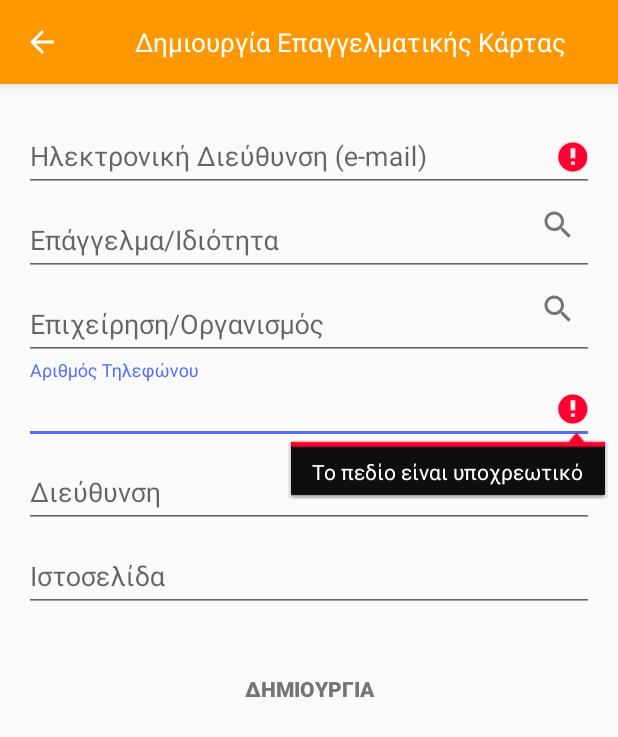
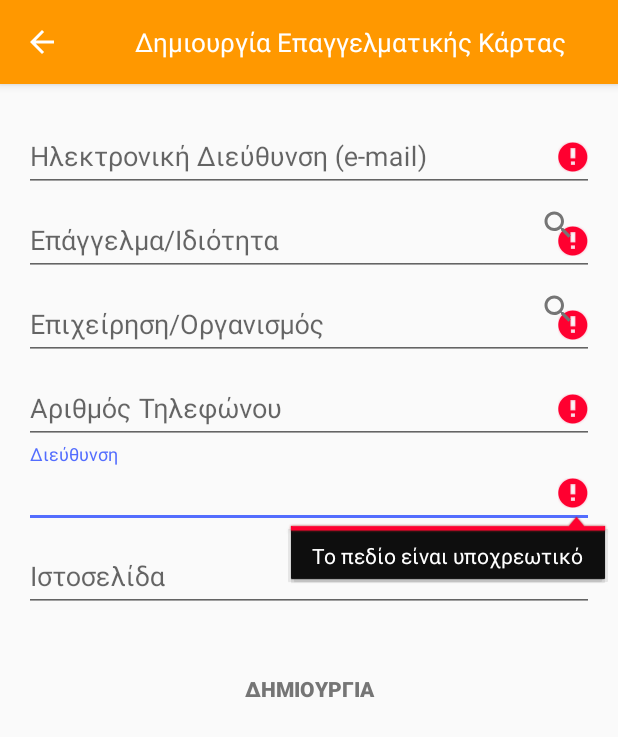
Before and after one commit to konstantinosraptis91/business-card-wallet, an Android app: the CreateBusinessCardFragment screen opened directly, with no data from a screen before it, after a tap on "ΔΗΜΙΟΥΡΓΙΑ", on a phone screen of 412 x 824 dp. Shown: the top 737 px of the screen. Run offline under Robolectric (Android 15) with nearby library versions, the phone set to English and light mode, and no system bars; libraries missing offline, so code that uses them is left out: io.realm; 2 statements that could not run were skipped.

Commit message:
minor bug fixes and improvements (remastered)

```diff
--- a/app/src/main/java/gr/bcw/business_card_wallet/adapter/BusinessCardResponseAdapter.java
+++ b/app/src/main/java/gr/bcw/business_card_wallet/adapter/BusinessCardResponseAdapter.java
@@ -317,7 +317,7 @@ public class BusinessCardResponseAdapter extends ArrayAdapter<BusinessCardRespon
                 Log.i(TAG, "added");
             } else {
                 // wallet entry wasn't saved successfully
-                Toast.makeText(context, message, Toast.LENGTH_LONG).show();
+                Toast.makeText(context, message, Toast.LENGTH_SHORT).show();
             }
 
         }
--- a/app/src/main/java/gr/bcw/business_card_wallet/fragment/AddedBusinessCardsFragment.java
+++ b/app/src/main/java/gr/bcw/business_card_wallet/fragment/AddedBusinessCardsFragment.java
@@ -132,9 +132,7 @@ public class AddedBusinessCardsFragment extends Fragment implements SwipeRefresh
             cardIdEditText.setError(getString(R.string.error_field_required));
             focusView = cardIdEditText;
             cancel = true;
-        }
-
-        if (!isCardIdValid(cardId)) {
+        } else if (!isCardIdValid(cardId)) {
             cardIdEditText.setError(getString(R.string.error_invalid_card_id));
             focusView = cardIdEditText;
             cancel = true;
@@ -227,7 +225,7 @@ public class AddedBusinessCardsFragment extends Fragment implements SwipeRefresh
                 cardAdapter.notifyDataSetChanged();
             } else {
                 // wallet entry wasn't saved successfully
-                Toast.makeText(getActivity(), message, Toast.LENGTH_LONG).show();
+                Toast.makeText(getActivity(), message, Toast.LENGTH_SHORT).show();
             }
 
         }
--- a/app/src/main/java/gr/bcw/business_card_wallet/fragment/CreateBusinessCardFragment.java
+++ b/app/src/main/java/gr/bcw/business_card_wallet/fragment/CreateBusinessCardFragment.java
@@ -50,20 +50,21 @@ public class CreateBusinessCardFragment extends Fragment {
     /**
      * Keep track of the create bc task to ensure we can cancel it if requested.
      */
-    private CreateBusinessCardTask createTask = null;
+    private CreateBusinessCardTask createCardTask = null;
 
+    // DB
     private Realm realm;
 
     // UI references
     private ActionBar actionBar;
-    private EditText emailView;
-    private EditText phoneNumberView;
-    private EditText addressView;
-    private EditText websiteView;
+    private EditText emailEditText;
+    private EditText phoneNumberEditText;
+    private EditText addressEditText;
+    private EditText websiteEditText;
     private EditText professionEditText;
     private EditText companyEditText;
     private View progressView;
-    private View createView;
+    private View createCardView;
 
     @Override
     public void onCreate(@Nullable Bundle savedInstanceState) {
@@ -122,10 +123,10 @@ public class CreateBusinessCardFragment extends Fragment {
         // Retrieve current user from realm db
         final User dbUser = new UserStorageHandler().findUserById(realm, UserUtils.getID(getActivity()));
 
-        emailView = (EditText) fragmentView.findViewById(R.id.email_editText);
-        phoneNumberView = (EditText) fragmentView.findViewById(R.id.phoneNumber_editText);
-        addressView = (EditText) fragmentView.findViewById(R.id.address1_editText);
-        websiteView = (EditText) fragmentView.findViewById(R.id.website_editText);
+        emailEditText = (EditText) fragmentView.findViewById(R.id.email_editText);
+        phoneNumberEditText = (EditText) fragmentView.findViewById(R.id.phoneNumber_editText);
+        addressEditText = (EditText) fragmentView.findViewById(R.id.address1_editText);
+        websiteEditText = (EditText) fragmentView.findViewById(R.id.website_editText);
         professionEditText = (EditText) fragmentView.findViewById(R.id.profession_editText);
         companyEditText = (EditText) fragmentView.findViewById(R.id.company_editText);
 
@@ -172,7 +173,7 @@ public class CreateBusinessCardFragment extends Fragment {
         });
 
         progressView = fragmentView.findViewById(R.id.progress);
-        createView = fragmentView.findViewById(R.id.business_card_form);
+        createCardView = fragmentView.findViewById(R.id.business_card_form);
 
         return fragmentView;
     }
@@ -181,56 +182,80 @@ public class CreateBusinessCardFragment extends Fragment {
         return email.contains("@");
     }
 
+    private boolean isPhoneNumberValid(String phoneNumber) {
+        try {
+            Integer.parseInt(phoneNumber);
+            return true;
+        } catch (NumberFormatException ex) {
+            return false;
+        }
+    }
+
     private void attemptCreateBC() {
-        if (createTask != null) {
+        if (createCardTask != null) {
             return;
         }
 
         // Reset errors
-        emailView.setError(null);
-        phoneNumberView.setError(null);
-        addressView.setError(null);
-        websiteView.setError(null);
+        emailEditText.setError(null);
+        phoneNumberEditText.setError(null);
+        addressEditText.setError(null);
+        websiteEditText.setError(null);
         professionEditText.setError(null);
         companyEditText.setError(null);
 
         // extract values from editTexts and store them at the time of creation attempt
-        String email = emailView.getText().toString();
-        String phoneNumber = phoneNumberView.getText().toString();
-        String address = addressView.getText().toString();
-        String website = websiteView.getText().toString();
+        String email = emailEditText.getText().toString();
+        String phoneNumber = phoneNumberEditText.getText().toString();
+        String address = addressEditText.getText().toString();
+        String website = websiteEditText.getText().toString();
         String profession = professionEditText.getText().toString();
         String company = companyEditText.getText().toString();
 
         boolean cancel = false;
         View focusView = null;
 
-        BusinessCard card = new BusinessCard();
-
-        // check for empty fields
+        // Check for a valid email address.
         if (TextUtils.isEmpty(email)) {
-            emailView.setError(getString(R.string.error_field_required));
-            focusView = emailView;
+            emailEditText.setError(getString(R.string.error_field_required));
+            focusView = emailEditText;
+            cancel = true;
+        } else if (!isEmailValid(email)) {
+            emailEditText.setError(getString(R.string.error_invalid_email));
+            focusView = emailEditText;
             cancel = true;
         }
 
-
-        if (TextUtils.isEmpty(phoneNumber)) {
-            phoneNumberView.setError(getString(R.string.error_field_required));
-            focusView = phoneNumberView;
+        // Check for a valid profession
+        if (TextUtils.isEmpty(profession)) {
+            professionEditText.setError(getString(R.string.error_field_required));
+            focusView = professionEditText;
             cancel = true;
         }
 
-        // Check for a valid email
-        if (!TextUtils.isEmpty(email)) {
+        // Check for a valid company
+        if (TextUtils.isEmpty(company)) {
+            companyEditText.setError(getString(R.string.error_field_required));
+            focusView = companyEditText;
+            cancel = true;
+        }
 
-            if (isEmailValid(email)) {
-                card.setEmail1(email);
-            } else {
-                emailView.setError(getString(R.string.error_invalid_email));
-                focusView = emailView;
-                cancel = true;
-            }
+        // Check for a valid phone number
+        if (TextUtils.isEmpty(phoneNumber)) {
+            phoneNumberEditText.setError(getString(R.string.error_field_required));
+            focusView = phoneNumberEditText;
+            cancel = true;
+        } else if (!isPhoneNumberValid(phoneNumber)) {
+            phoneNumberEditText.setError(getString(R.string.error_field_invalid_phone_number));
+            focusView = phoneNumberEditText;
+            cancel = true;
+        }
+
+        // Check for a valid address
+        if (TextUtils.isEmpty(address)) {
+            addressEditText.setError(getString(R.string.error_field_required));
+            focusView = addressEditText;
+            cancel = true;
         }
 
         if (cancel) {
@@ -246,6 +271,8 @@ public class CreateBusinessCardFragment extends Fragment {
             String token = TokenUtils.getToken(getActivity());
 
             // card conf goes here
+            BusinessCard card = new BusinessCard();
+            card.setEmail1(email);
             card.setUserId(id);
             card.setPhoneNumber1(phoneNumber);
             card.setAddress1(address);
@@ -257,8 +284,8 @@ public class CreateBusinessCardFragment extends Fragment {
             cardRequest.setCompanyName(company);
             cardRequest.setProfessionName(profession);
 
-            createTask = new CreateBusinessCardTask(cardRequest, token);
-            createTask.execute(new BusinessCardWebServiceImpl());
+            createCardTask = new CreateBusinessCardTask(cardRequest, token);
+            createCardTask.execute(new BusinessCardWebServiceImpl());
         }
 
     }
@@ -274,12 +301,12 @@ public class CreateBusinessCardFragment extends Fragment {
         if (Build.VERSION.SDK_INT >= Build.VERSION_CODES.HONEYCOMB_MR2) {
             int shortAnimTime = getResources().getInteger(android.R.integer.config_shortAnimTime);
 
-            createView.setVisibility(show ? View.GONE : View.VISIBLE);
-            createView.animate().setDuration(shortAnimTime).alpha(
+            createCardView.setVisibility(show ? View.GONE : View.VISIBLE);
+            createCardView.animate().setDuration(shortAnimTime).alpha(
                     show ? 0 : 1).setListener(new AnimatorListenerAdapter() {
                 @Override
                 public void onAnimationEnd(Animator animation) {
-                    createView.setVisibility(show ? View.GONE : View.VISIBLE);
+                    createCardView.setVisibility(show ? View.GONE : View.VISIBLE);
                 }
             });
 
@@ -295,7 +322,7 @@ public class CreateBusinessCardFragment extends Fragment {
             // The ViewPropertyAnimator APIs are not available, so simply show
             // and hide the relevant UI components.
             progressView.setVisibility(show ? View.VISIBLE : View.GONE);
-            createView.setVisibility(show ? View.GONE : View.VISIBLE);
+            createCardView.setVisibility(show ? View.GONE : View.VISIBLE);
         }
     }
 
@@ -327,13 +354,12 @@ public class CreateBusinessCardFragment extends Fragment {
 
         @Override
         protected void onPostExecute(Boolean result) {
-            createTask = null;
+            createCardTask = null;
             showProgress(false);
 
             if (result) {
                 // bc created successfully
                 Log.d(TAG, "Card creation performed successfully");
-                // Toast.makeText(getActivity(), "success", Toast.LENGTH_LONG).show();
 
                 // Go back to main activity
                 Intent intent = new Intent(getActivity(), MainActivity.class);
@@ -343,14 +369,14 @@ public class CreateBusinessCardFragment extends Fragment {
 
             } else {
                 // bc didn't created successfully
-                Toast.makeText(getActivity(), message, Toast.LENGTH_LONG).show();
+                Toast.makeText(getActivity(), message, Toast.LENGTH_SHORT).show();
             }
 
         }
 
         @Override
         protected void onCancelled() {
-            createTask = null;
+            createCardTask = null;
             showProgress(false);
         }
 
--- a/app/src/main/java/gr/bcw/business_card_wallet/fragment/SearchBusinessCardFragment.java
+++ b/app/src/main/java/gr/bcw/business_card_wallet/fragment/SearchBusinessCardFragment.java
@@ -287,7 +287,7 @@ public class SearchBusinessCardFragment extends Fragment {
                 inputManager.hideSoftInputFromWindow(searchEditText.getWindowToken(), InputMethodManager.HIDE_NOT_ALWAYS);
 
             } else {
-                Toast.makeText(getActivity(), message, Toast.LENGTH_LONG).show();
+                Toast.makeText(getActivity(), message, Toast.LENGTH_SHORT).show();
             }
 
             cardAdapter.notifyDataSetChanged();
--- a/app/src/main/java/gr/bcw/business_card_wallet/fragment/UpdateUserFragment.java
+++ b/app/src/main/java/gr/bcw/business_card_wallet/fragment/UpdateUserFragment.java
@@ -304,7 +304,6 @@ public class UpdateUserFragment extends Fragment {
             if (result) {
                 // user updated successfully
                 Log.d(TAG, "update performed successfully");
-                Toast.makeText(getActivity(), "success", Toast.LENGTH_LONG).show();
 
                 // save new user in realm db
                 new UserStorageHandler().updateUser(realm, id, user.getFirstName(), user.getLastName());
@@ -315,7 +314,7 @@ public class UpdateUserFragment extends Fragment {
 
             } else {
                 // user didn't updated successfully
-                Toast.makeText(getActivity(), message, Toast.LENGTH_LONG).show();
+                Toast.makeText(getActivity(), message, Toast.LENGTH_SHORT).show();
             }
         }
 
--- a/app/src/main/java/gr/bcw/business_card_wallet/webservice/ServiceGenerator.java
+++ b/app/src/main/java/gr/bcw/business_card_wallet/webservice/ServiceGenerator.java
@@ -13,7 +13,7 @@ import retrofit2.converter.gson.GsonConverterFactory;
 public class ServiceGenerator {
 
     // private static final String SERVER_URL = "http://52.41.218.119:8080/api/";
-    private static final String SERVER_URL = "http://192.168.1.7:8080/api/";
+    private static final String SERVER_URL = "http://192.168.1.2:8080/api/";
 
     private static Gson gson = new GsonBuilder()
             .setDateFormat("yyyy-MM-dd HH:mm:ss")
--- a/app/src/main/res/layout/activity_signup.xml
+++ b/app/src/main/res/layout/activity_signup.xml
@@ -71,7 +71,7 @@
                     android:layout_width="match_parent"
                     android:layout_height="wrap_content"
                     android:hint="@string/prompt_firstName"
-                    android:inputType="textEmailAddress"
+                    android:inputType="text"
                     android:maxLines="1"
                     android:textColor="@color/colorPrimaryText"/>
 
@@ -87,7 +87,7 @@
                     android:layout_width="match_parent"
                     android:layout_height="wrap_content"
                     android:hint="@string/prompt_lastName"
-                    android:inputType="textEmailAddress"
+                    android:inputType="text"
                     android:maxLines="1"
                     android:textColor="@color/colorPrimaryText"/>
 
--- a/app/src/main/res/layout/fragment_create_business_card.xml
+++ b/app/src/main/res/layout/fragment_create_business_card.xml
@@ -113,7 +113,7 @@
                     android:layout_width="match_parent"
                     android:layout_height="wrap_content"
                     android:hint="@string/text_view_bc_phone_number"
-                    android:inputType="textEmailAddress"
+                    android:inputType="phone"
                     android:maxLines="1"
                     android:textColor="@color/colorPrimaryText" />
 
@@ -128,7 +128,7 @@
                     android:layout_width="match_parent"
                     android:layout_height="wrap_content"
                     android:hint="@string/text_view_bc_address"
-                    android:inputType="textEmailAddress"
+                    android:inputType="textPostalAddress"
                     android:maxLines="1"
                     android:textColor="@color/colorPrimaryText" />
 
@@ -143,7 +143,7 @@
                     android:layout_width="match_parent"
                     android:layout_height="wrap_content"
                     android:hint="@string/text_view_bc_website_hint"
-                    android:inputType="textEmailAddress"
+                    android:inputType="textUri"
                     android:maxLines="1"
                     android:textColor="@color/colorPrimaryText" />
 
--- a/app/src/main/res/layout/fragment_user.xml
+++ b/app/src/main/res/layout/fragment_user.xml
@@ -85,7 +85,7 @@
                     android:layout_width="match_parent"
                     android:layout_height="wrap_content"
                     android:hint="@string/prompt_firstName"
-                    android:inputType="textEmailAddress"
+                    android:inputType="text"
                     android:maxLines="1"
                     android:textColor="@color/colorPrimaryText" />
 
@@ -101,7 +101,7 @@
                     android:layout_width="match_parent"
                     android:layout_height="wrap_content"
                     android:hint="@string/prompt_lastName"
-                    android:inputType="textEmailAddress"
+                    android:inputType="text"
                     android:maxLines="1"
                     android:textColor="@color/colorPrimaryText" />
 
--- a/app/src/main/res/values/strings.xml
+++ b/app/src/main/res/values/strings.xml
@@ -13,15 +13,19 @@
     <string name="prompt_user_name">Ονοματεπώνυμο</string>
     <string name="action_sign_in">Είσοδος ή Δημιουργία Λογαριασμού</string>
     <string name="action_settings">Ρυθμίσεις</string>
+
+    <string name="permission_rationale">"Contacts permissions are needed for providing email completions."</string>
+
+    <!-- Errors -->
+    <string name="error_passwords_not_match">Οι κωδικοί δεν ταιριάζουν</string>
+    <string name="error_invalid_card_id">Το id της κάρτας πρέπει να είναι ακέραιος αριθμός</string>
+    <string name="error_invalid_name">Μη Αποδεκτό Ονοματεπώνυμο</string>
     <string name="error_invalid_email">Μη Αποδεκτή Ηλεκτρονική Διεύθυνση</string>
     <string name="error_invalid_password">Ο Κωδικός είναι πολύ μικρός</string>
     <string name="error_incorrect_password">Λανθασμένος Κωδικός</string>
     <string name="error_incorrect_email_or_password">Λανθασμένη Ηλ. Διεύθυνση ή Κωδικός</string>
     <string name="error_field_required">Το πεδίο είναι υποχρεωτικό</string>
-    <string name="permission_rationale">"Contacts permissions are needed for providing email completions."</string>
-    <string name="error_passwords_not_match">Οι κωδικοί δεν ταιριάζουν</string>
-    <string name="error_invalid_card_id">Το id της κάρτας πρέπει να είναι ακέραιος αριθμός</string>
-    <string name="error_invalid_name">Μη Αποδεκτό Ονοματεπώνυμο</string>
+    <string name="error_field_invalid_phone_number">Μη Αποδεκτός Αριθμός Τηλεφώνου</string>
 
     <!-- Actions -->
     <string name="action_sign_in_short">ΕΙΣΟΔΟΣ</string>
```
